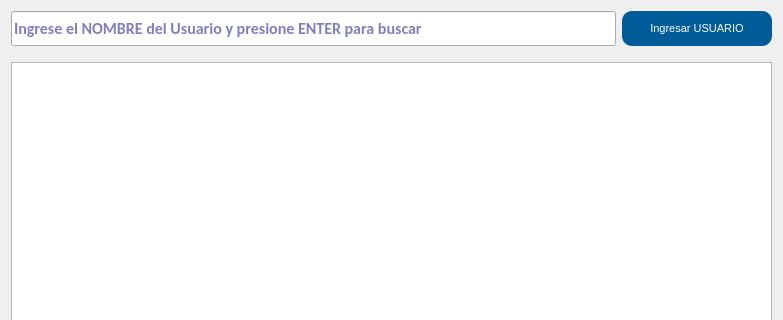
Qt form gui/listas/listaUsuarios.ui (shae-ra/sindicato) before a commit; both pictures show x 0 to 783 and y 0 to 320 of the 783 by 538 pixel window.
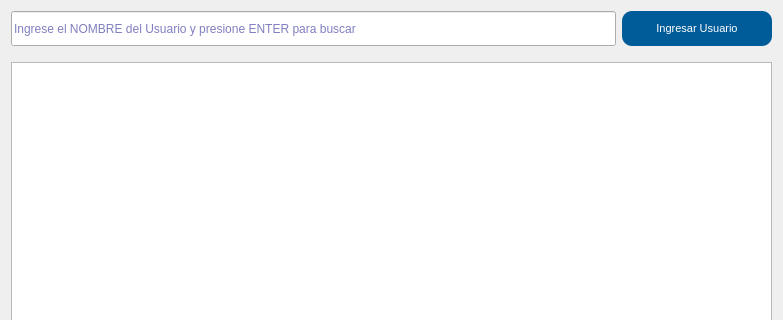
The same form after that commit. Icons and pictures are not drawn.

The edit to the form file:
```diff
--- a/gui/listas/listaUsuarios.ui
+++ b/gui/listas/listaUsuarios.ui
@@ -61,14 +61,6 @@
          </disabled>
         </palette>
        </property>
-       <property name="font">
-        <font>
-         <family>Calibri</family>
-         <pointsize>12</pointsize>
-         <weight>75</weight>
-         <bold>true</bold>
-        </font>
-       </property>
        <property name="mouseTracking">
         <bool>false</bool>
        </property>
@@ -122,7 +114,7 @@
 }</string>
        </property>
        <property name="text">
-        <string>Ingresar USUARIO</string>
+        <string>Ingresar Usuario</string>
        </property>
        <property name="icon">
         <iconset>
```
